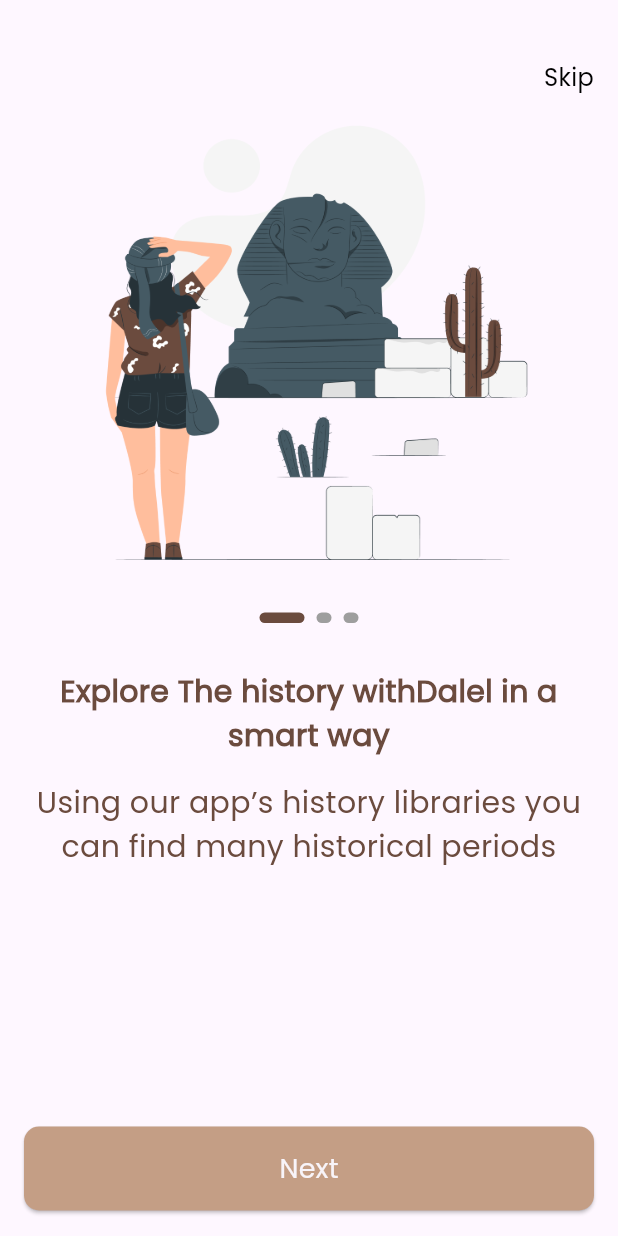
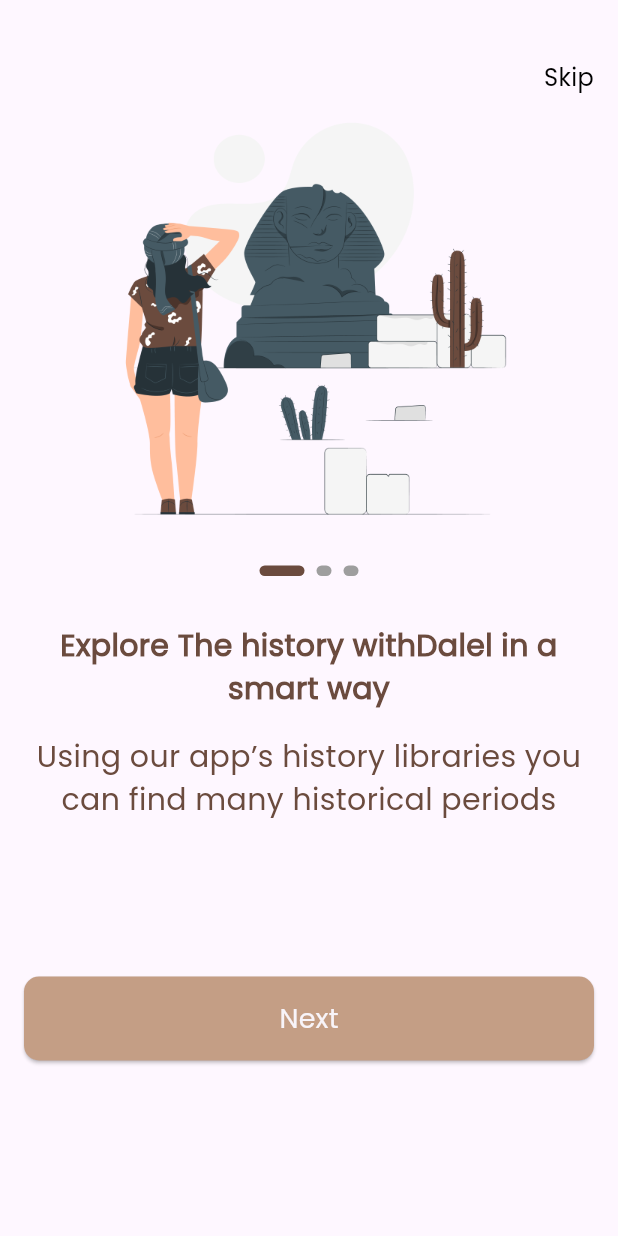
Before and after one commit to AhmedHaraza/Dalel-App, a Flutter app: the screen it shows after launch, on a phone screen of 412 x 824 dp. Run offline on Flutter 3.47's test engine with Material 3 defaults, Android fonts, the phone set to English and light mode, and no system bars; drawn by our look-alikes of smooth_page_indicator.

Commit message:
refactour our code

```diff
--- a/lib/feature/onBording/peresentation/views/on_bording_view.dart
+++ b/lib/feature/onBording/peresentation/views/on_bording_view.dart
@@ -9,15 +9,19 @@ class OnBordingView extends StatelessWidget {
 
   @override
   Widget build(BuildContext context) {
-    return const SafeArea(
+    return SafeArea(
       child: Scaffold(
         body: Padding(
-          padding: EdgeInsets.symmetric(horizontal: 16,),
-          child: Column(
-            children: [
+          padding: const EdgeInsets.symmetric(
+            horizontal: 16,
+          ),
+          child: ListView(
+            physics: const BouncingScrollPhysics(),
+            children: const [
               SizedBox(height: 40),
               CustomNavBar(),
               OnBordingWidgetBody(),
+              SizedBox(height: 88),
               CustomElevatedBouttonWidget(text: AppStrings.next),
               SizedBox(height: 17),
             ],
--- a/lib/feature/onBording/widgets/on_bording_widget_body.dart
+++ b/lib/feature/onBording/widgets/on_bording_widget_body.dart
@@ -15,13 +15,23 @@ class _OnBordingWidgetBodyState extends State<OnBordingWidgetBody> {
   final PageController _pageController = PageController();
   @override
   Widget build(BuildContext context) {
-    return Expanded(
+    return SizedBox(
+      height: 500,
       child: PageView.builder(
+        physics: const BouncingScrollPhysics(),
         itemCount: 3,
         itemBuilder: (context, index) {
           return Column(
             children: [
-              Image.asset(Assets.resourceImagesOnBoarding1),
+              Container(
+                height: 290,
+                width: 343,
+                decoration: const BoxDecoration(
+                  image: DecorationImage(
+                      image: AssetImage(Assets.resourceImagesOnBoarding1),
+                      fit: BoxFit.fill),
+                ),
+              ),
               const SizedBox(height: 24),
               CustomSmoothWidget(pageController: _pageController),
               const SizedBox(height: 32),
@@ -30,6 +40,8 @@ class _OnBordingWidgetBodyState extends State<OnBordingWidgetBody> {
                 style: CustomTextStyles.poppins400style20
                     .copyWith(fontWeight: FontWeight.bold),
                 textAlign: TextAlign.center,
+                maxLines: 2,
+                overflow: TextOverflow.ellipsis,
               ),
               const SizedBox(height: 16),
               Text(
```
